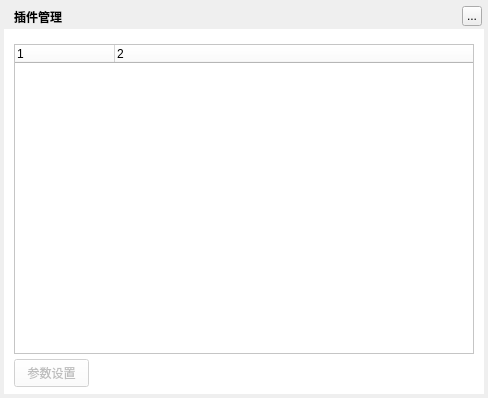
Qt form TTKModule/TTKWidget/musicUiKits/musicWidgetKits/musicpluginwidget.ui (Greedysky/TTKMusicPlayer) before a commit.
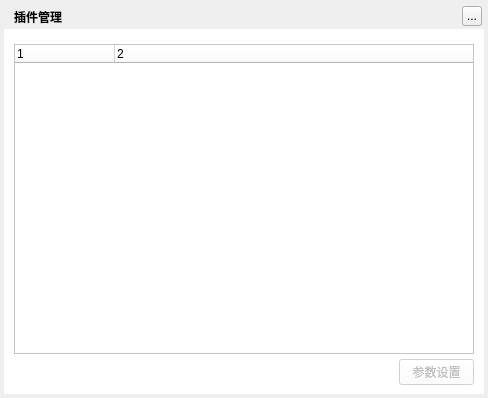
The same form after that commit.

Diff of the .ui file:
```diff
--- a/TTKModule/TTKWidget/musicUiKits/musicWidgetKits/musicpluginwidget.ui
+++ b/TTKModule/TTKWidget/musicUiKits/musicWidgetKits/musicpluginwidget.ui
@@ -105,10 +105,10 @@
     </property>
     <property name="geometry">
      <rect>
-      <x>10</x>
+      <x>395</x>
       <y>330</y>
       <width>75</width>
-      <height>28</height>
+      <height>26</height>
      </rect>
     </property>
     <property name="text">
```
Left out of the diff: 3 changed lines with no effect on the pictures.
